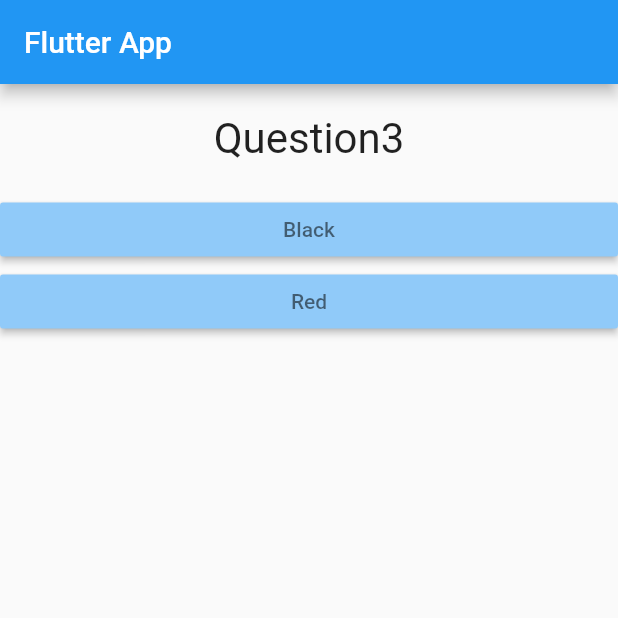
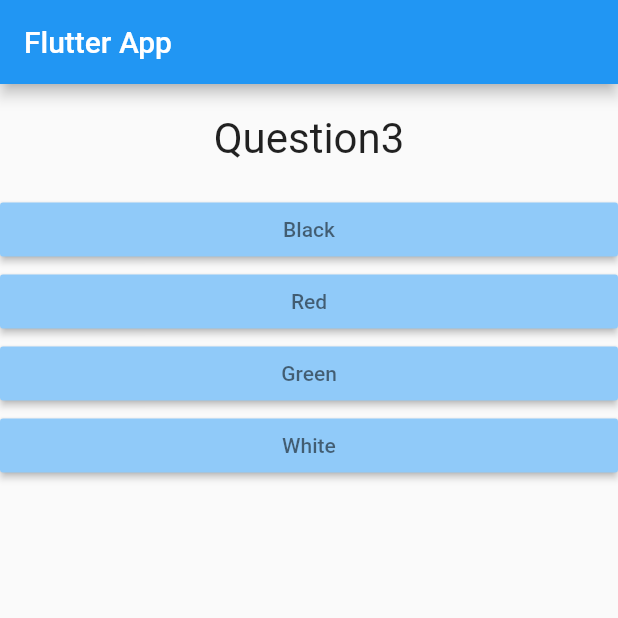
Before and after one commit to gr4mpus/QuizApp, a Flutter app: the screen it shows after launch, after a tap on "Black", after a tap on "Red", on a phone screen of 412 x 824 dp, the top half of it. Run offline on Flutter 3.47's test engine with Material 2 defaults, Android fonts, the phone set to English and light mode, and no system bars.

Commit message:
score added

```diff
--- a/lib/main.dart
+++ b/lib/main.dart
@@ -14,6 +14,7 @@ class MyApp extends StatefulWidget {
 
 class _MyAppState extends State<MyApp> {
   var _questionCounter = 0;
+  var _totalScore = 0;
 
   // List _questionList = [
   //   "This is question 1",
@@ -25,25 +26,43 @@ class _MyAppState extends State<MyApp> {
   final _questions = [
     {
       'questionText': 'What\'s you favourite colour?',
-      'answers': ['Black', 'Red', 'Green', 'White']
+      'answers': [
+        {'text': 'Black', 'score': 5},
+        {'text': 'Red', 'score': 2},
+        {'text': 'Green', 'score': 6},
+        {'text': 'White', 'score': 9}
+      ]
     },
     {
       'questionText': 'Question 2',
-      'answers': ['Black', 'Red', 'White']
+      'answers': [
+        {'text': 'Black', 'score': 5},
+        {'text': 'Red', 'score': 2},
+        {'text': 'White', 'score': 9}
+      ]
     },
     {
       'questionText': 'Question3',
-      'answers': ['Black', 'Red']
+      'answers': [
+        {'text': 'Black', 'score': 5},
+        {'text': 'Red', 'score': 2},
+        {'text': 'Green', 'score': 6},
+        {'text': 'White', 'score': 9}
+      ]
     },
     {
       'questionText': 'Question4',
-      'answers': ['Black', 'Red', 'Green', 'White']
+      'answers': [
+        {'text': 'Black', 'score': 5},
+        {'text': 'Red', 'score': 2},
+      ]
     }
   ];
 
-  void answerQuestion() {
+  void answerQuestion(int score) {
     setState(() {
       _questionCounter++;
+      _totalScore += score;
       print("COUNTER INCREASED ${_questionCounter}");
     });
   }
@@ -54,8 +73,11 @@ class _MyAppState extends State<MyApp> {
       home: Scaffold(
         appBar: AppBar(title: Text('Flutter App')),
         body: _questionCounter < _questions.length
-            ? Quiz(_questions, _questionCounter, answerQuestion)
-            : Result(),
+            ? Quiz(
+                questions: _questions,
+                questionCounter: _questionCounter,
+                answerQuestion: answerQuestion)
+            : Result(_totalScore),
       ),
     );
   }
--- a/lib/quiz.dart
+++ b/lib/quiz.dart
@@ -8,16 +8,16 @@ final List<Map<String, Object>> questions;
 final int questionCounter;
 final Function answerQuestion;
 
-Quiz(this.questions,this.questionCounter, this.answerQuestion);
+Quiz({ @required this.questions,@required this.questionCounter,@required this.answerQuestion});
 
   @override
   Widget build(BuildContext context) {
     return Column(
       children: [
         Question(questions[questionCounter]['questionText']),
-        ...(questions[questionCounter]['answers'] as List<String>)
+        ...(questions[questionCounter]['answers'] as List<Map<String,Object>>)
             .map((answer) {
-          return Answer(answerQuestion, answer);
+          return Answer(()=>answerQuestion(answer['score']), answer['text']);
         }).toList(),
       ],
     );
```
Also changed, not shown: lib/result.dart (+23 -1 lines).
